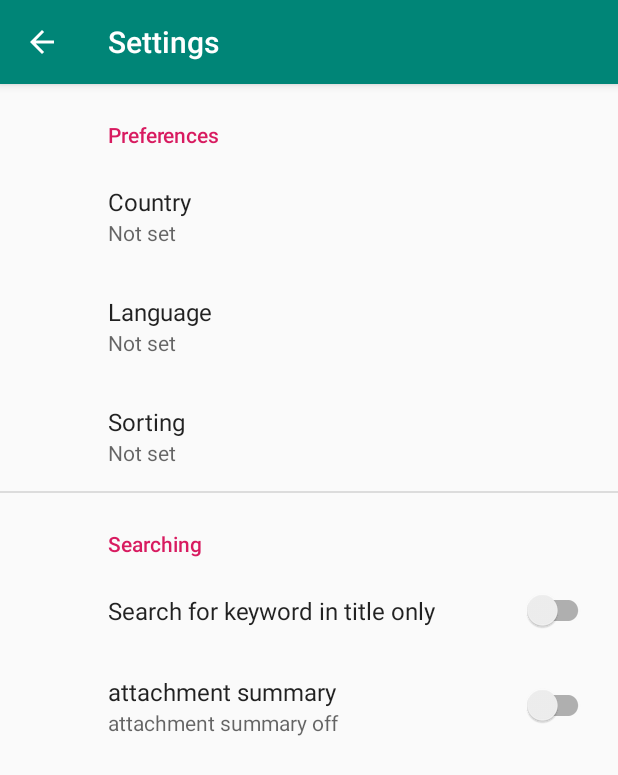
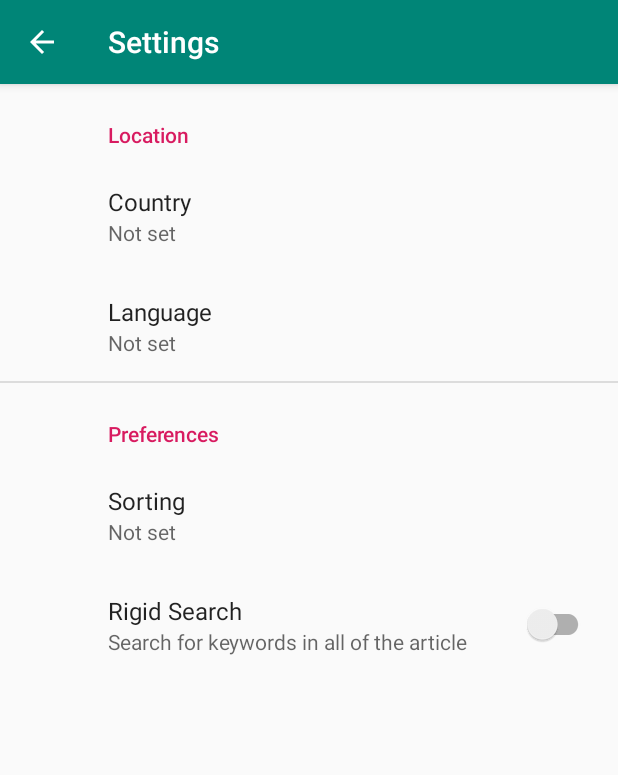
Before and after one commit to lastmaj/mobile-news-app, an Android app: the screen it shows after launch (SettingsActivity), after a tap on "Settings", on a phone screen of 412 x 824 dp. Shown: the top 775 px of the screen. Run offline under Robolectric (Android 15) with nearby library versions, the phone set to English and light mode, and no system bars; our stand-ins replace androidx.preference.

Commit message:
Rigid Search Preference

```diff
--- a/app/src/main/java/com/example/newsapp/activities/MainActivity.java
+++ b/app/src/main/java/com/example/newsapp/activities/MainActivity.java
@@ -74,8 +74,9 @@ public class MainActivity extends AppCompatActivity {
             String prefLanguage = sharedPreferences.getString("language", "");
             String prefSort = sharedPreferences.getString("sortBy", "publishedAt");
 
-            //declare call
-            call = apiInterface.getNewsWithSearch(keyword, prefLanguage, prefSort, API_KEY);
+            //check if user is using rigid search and declare call accordingly
+            Boolean prefInTitle = sharedPreferences.getBoolean("qInTitle", true);
+            call = (prefInTitle)?apiInterface.getNewsWithRigidSearch(keyword, prefLanguage, prefSort, API_KEY):apiInterface.getNewsWithNormalSearch(keyword, prefLanguage, prefSort, API_KEY);
         } else {
             //load country from shared preferences to fetch top headlines
             String prefCountry = sharedPreferences.getString("country", "us");
--- a/app/src/main/java/com/example/newsapp/api/NewsApiInterface.java
+++ b/app/src/main/java/com/example/newsapp/api/NewsApiInterface.java
@@ -15,11 +15,18 @@ public interface NewsApiInterface {
     );
 
     @GET("everything")
-    Call<News> getNewsWithSearch(
+    Call<News> getNewsWithRigidSearch(
             @Query("qInTitle") String keyword,
             @Query("language") String language,
             @Query("sortBy") String sortBy,
             @Query("apiKey") String apiKey
+    );
 
+    @GET("everything")
+    Call<News> getNewsWithNormalSearch(
+            @Query("q") String keyword,
+            @Query("language") String language,
+            @Query("sortBy") String sortBy,
+            @Query("apiKey") String apiKey
     );
 }
--- a/app/src/main/res/xml/root_preferences.xml
+++ b/app/src/main/res/xml/root_preferences.xml
@@ -14,9 +14,10 @@
   ~ limitations under the License.
   -->
 
-<PreferenceScreen xmlns:app="http://schemas.android.com/apk/res-auto">
+<PreferenceScreen xmlns:app="http://schemas.android.com/apk/res-auto"
+    xmlns:android="http://schemas.android.com/apk/res/android">
 
-    <PreferenceCategory app:title="Preferences">
+    <PreferenceCategory app:title="Location">
 
         <ListPreference
             app:defaultValue="us"
@@ -34,6 +35,10 @@
             app:title="Language"
             app:useSimpleSummaryProvider="true" />
 
+    </PreferenceCategory>
+
+    <PreferenceCategory app:title="Preferences">
+
         <ListPreference
             app:defaultValue=" "
             app:entries="@array/sortby_entries"
@@ -42,21 +47,13 @@
             app:title="Sorting"
             app:useSimpleSummaryProvider="true" />
 
-    </PreferenceCategory>
-
-    <PreferenceCategory app:title="Searching">
-
         <SwitchPreferenceCompat
-            app:key="sync"
-            app:title="Search for keyword in title only" />
-
-        <SwitchPreferenceCompat
-            app:dependency="sync"
-            app:key="attachment"
-            app:summaryOff="attachment summary off"
-            app:summaryOn="attachment summary on"
-            app:title="attachment summary" />
+            app:key="qInTitle"
+            app:summaryOff="Search for keywords in all of the article"
+            app:summaryOn="Search for keywords in the title only"
+            app:title="Rigid Search" />
 
     </PreferenceCategory>
 
+
 </PreferenceScreen>
```
